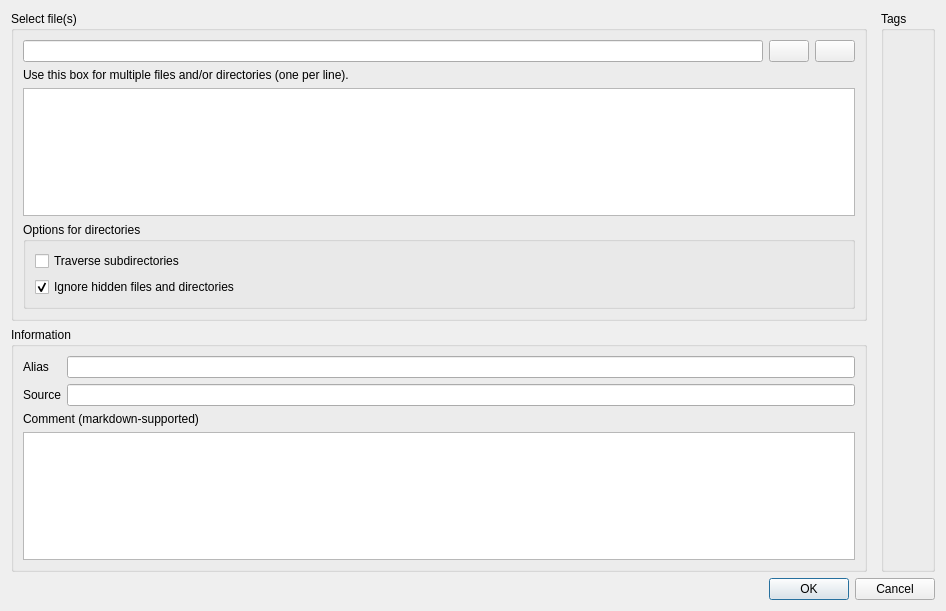
First picture: the form in src/app/gui/dialog/newfiledialog.ui, repository plooorp/qTaggle, before the edit.
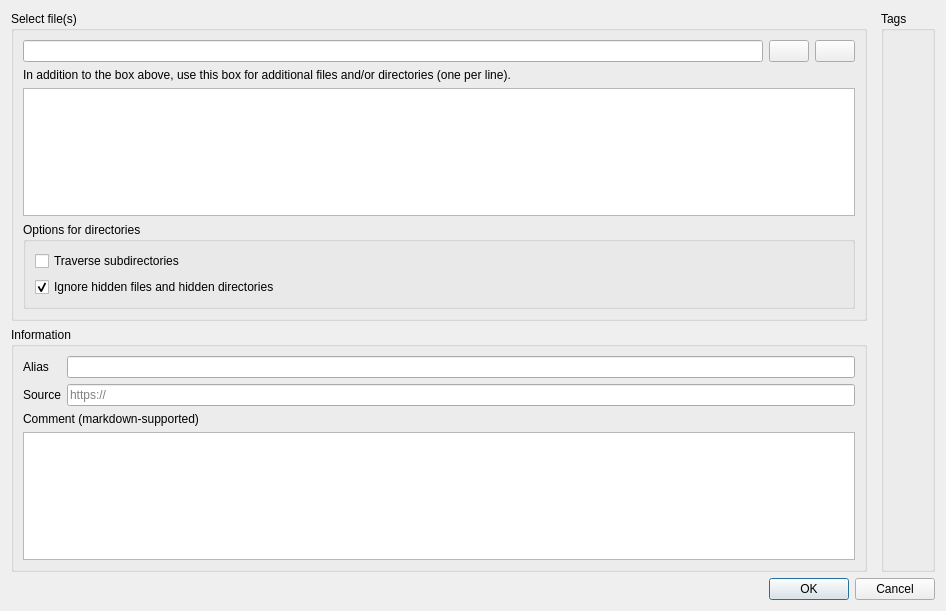
Second picture: the form after the edit. Icons and pictures are not drawn. Custom widgets are drawn as their Qt base class.

```diff
--- a/src/app/gui/dialog/newfiledialog.ui
+++ b/src/app/gui/dialog/newfiledialog.ui
@@ -100,7 +100,7 @@
             <item>
              <widget class="QLabel" name="label_3">
               <property name="text">
-               <string>Use this box for multiple files and/or directories (one per line).</string>
+               <string>In addition to the box above, use this box for additional files and/or directories (one per line).</string>
               </property>
              </widget>
             </item>
@@ -123,7 +123,7 @@
                <item>
                 <widget class="QCheckBox" name="ignoreHidden">
                  <property name="text">
-                  <string>Ignore hidden files and directories</string>
+                  <string>Ignore hidden files and hidden directories</string>
                  </property>
                  <property name="checked">
                   <bool>true</bool>
@@ -179,6 +179,9 @@
                  <property name="toolTip">
                   <string>URL to the original source of this content.</string>
                  </property>
+                 <property name="placeholderText">
+                  <string>https://</string>
+                 </property>
                 </widget>
                </item>
               </layout>
```
